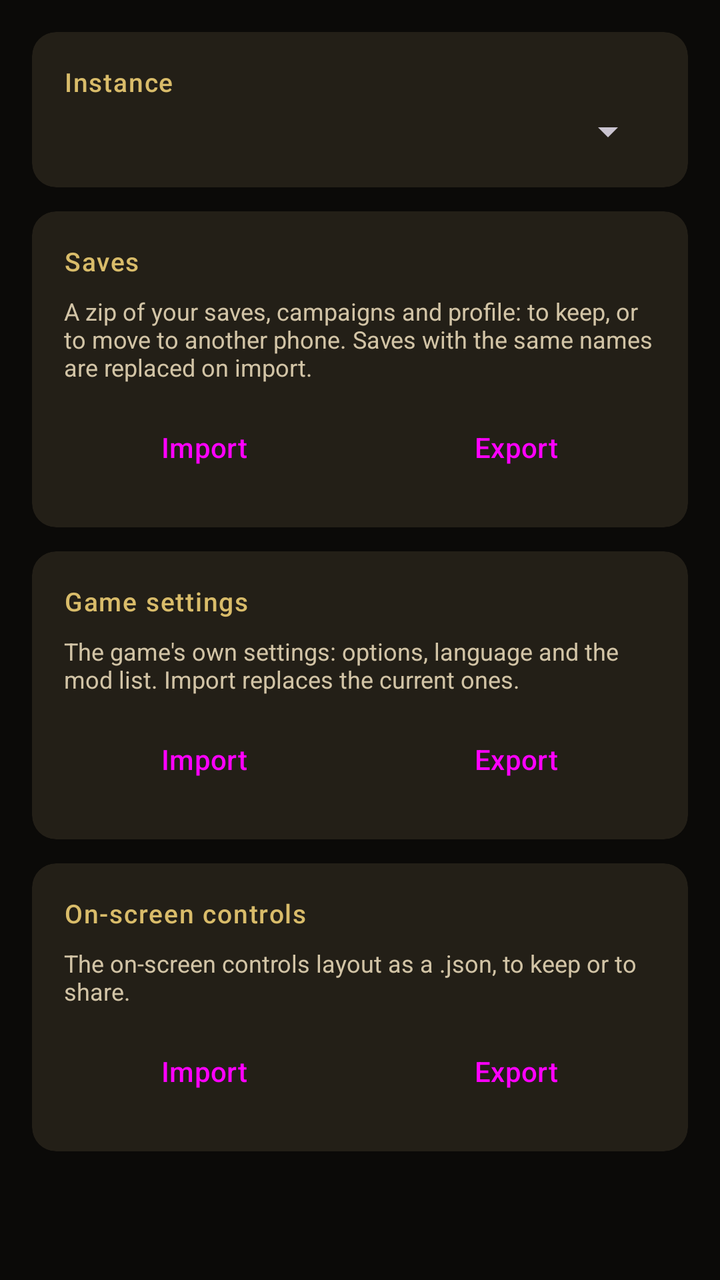
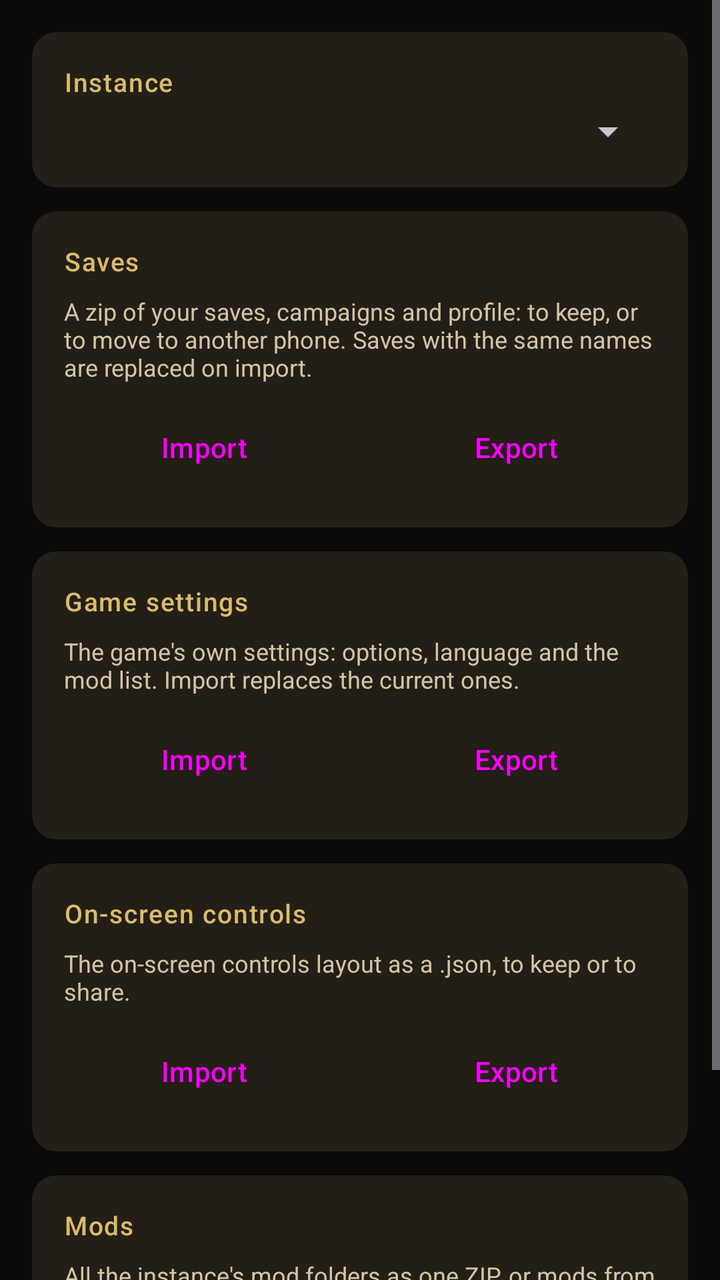

Compare the two renders of this Android layout. The source of the first and the diff that turns it into the second are given below.
<!-- AndroidManifest.xml: application theme AppTheme -->
<!-- res/layout/fragment_transfer.xml -->
<?xml version="1.0" encoding="utf-8"?>
<ScrollView xmlns:android="http://schemas.android.com/apk/res/android"
    android:layout_width="match_parent"
    android:layout_height="match_parent">

    <LinearLayout
        android:layout_width="match_parent"
        android:layout_height="wrap_content"
        android:orientation="vertical"
        android:paddingTop="16dp"
        android:paddingBottom="8dp">

        
        <com.google.android.material.card.MaterialCardView
            style="@style/AppTheme.TransferCard"
            android:layout_width="match_parent"
            android:layout_height="wrap_content">

            <LinearLayout
                android:layout_width="match_parent"
                android:layout_height="wrap_content"
                android:orientation="vertical"
                android:padding="16dp">

                <TextView
                    style="@style/AppTheme.TransferCardTitle"
                    android:text="@string/transfer_instance" />

                <Spinner
                    android:id="@+id/sp_transfer_instance"
                    android:layout_width="match_parent"
                    android:layout_height="wrap_content" />
            </LinearLayout>
        </com.google.android.material.card.MaterialCardView>

        
        <com.google.android.material.card.MaterialCardView
            style="@style/AppTheme.TransferCard"
            android:layout_width="match_parent"
            android:layout_height="wrap_content">

            <LinearLayout
                android:layout_width="match_parent"
                android:layout_height="wrap_content"
                android:orientation="vertical"
                android:padding="16dp">

                <TextView
                    style="@style/AppTheme.TransferCardTitle"
                    android:text="@string/transfer_saves" />

                <TextView
                    style="@style/AppTheme.TransferCardHint"
                    android:text="@string/syx_transfer_saves_hint" />

                <LinearLayout style="@style/AppTheme.TransferButtonRow">

                    <Button
                        android:id="@+id/btn_transfer_saves_import"
                        style="@style/AppTheme.TransferButton"
                        android:text="@string/transfer_import" />

                    <Button
                        android:id="@+id/btn_transfer_saves_export"
                        style="@style/AppTheme.TransferButton.Outlined"
                        android:text="@string/transfer_export" />
                </LinearLayout>
            </LinearLayout>
        </com.google.android.material.card.MaterialCardView>

        
        <com.google.android.material.card.MaterialCardView
            style="@style/AppTheme.TransferCard"
            android:layout_width="match_parent"
            android:layout_height="wrap_content">

            <LinearLayout
                android:layout_width="match_parent"
                android:layout_height="wrap_content"
                android:orientation="vertical"
                android:padding="16dp">

                <TextView
                    style="@style/AppTheme.TransferCardTitle"
                    android:text="@string/transfer_settings" />

                <TextView
                    style="@style/AppTheme.TransferCardHint"
                    android:text="@string/syx_transfer_settings_hint" />

                <LinearLayout style="@style/AppTheme.TransferButtonRow">

                    <Button
                        android:id="@+id/btn_transfer_settings_import"
                        style="@style/AppTheme.TransferButton"
                        android:text="@string/transfer_import" />

                    <Button
                        android:id="@+id/btn_transfer_settings_export"
                        style="@style/AppTheme.TransferButton.Outlined"
                        android:text="@string/transfer_export" />
                </LinearLayout>
            </LinearLayout>
        </com.google.android.material.card.MaterialCardView>

        
        <com.google.android.material.card.MaterialCardView
            style="@style/AppTheme.TransferCard"
            android:layout_width="match_parent"
            android:layout_height="wrap_content">

            <LinearLayout
                android:layout_width="match_parent"
                android:layout_height="wrap_content"
                android:orientation="vertical"
                android:padding="16dp">

                <TextView
                    style="@style/AppTheme.TransferCardTitle"
                    android:text="@string/transfer_controls" />

                <TextView
                    style="@style/AppTheme.TransferCardHint"
                    android:text="@string/syx_transfer_controls_hint" />

                <LinearLayout style="@style/AppTheme.TransferButtonRow">

                    <Button
                        android:id="@+id/btn_transfer_controls_import"
                        style="@style/AppTheme.TransferButton"
                        android:text="@string/transfer_import" />

                    <Button
                        android:id="@+id/btn_transfer_controls_export"
                        style="@style/AppTheme.TransferButton.Outlined"
                        android:text="@string/transfer_export" />
                </LinearLayout>
            </LinearLayout>
        </com.google.android.material.card.MaterialCardView>
    </LinearLayout>
</ScrollView>
<!-- resources referenced by this layout -->
<resources>
  <string name="syx_transfer_controls_hint">The on-screen controls layout as a .json, to keep or to share.</string>
  <string name="syx_transfer_saves_hint">A zip of your saves, campaigns and profile: to keep, or to move to another phone. Saves with the same names are replaced on import.</string>
  <string name="syx_transfer_settings_hint">The game\'s own settings: options, language and the mod list. Import replaces the current ones.</string>
  <string name="transfer_controls">On-screen controls</string>
  <string name="transfer_export">Export</string>
  <string name="transfer_import">Import</string>
  <string name="transfer_instance">Instance</string>
  <string name="transfer_saves">Saves</string>
  <string name="transfer_settings">Game settings</string>
  <color name="deephall_lilac">#D9BC6A</color>
  <color name="deephall_on_lilac">#2A2006</color>
  <color name="deephall_lilac_dark">#5A4719</color>
  <color name="deephall_cream">#F7E2A8</color>
  <color name="md_theme_secondary">#B89E73</color>
  <color name="md_theme_onSecondary">#2E220E</color>
  <color name="md_theme_secondaryContainer">#4A3827</color>
  <color name="md_theme_onSecondaryContainer">#EBD9B8</color>
  <color name="md_theme_tertiary">#C8C4E8</color>
  <color name="md_theme_onTertiary">#2A2846</color>
  <color name="md_theme_tertiaryContainer">#403E5E</color>
  <color name="md_theme_onTertiaryContainer">#E4E0FF</color>
  <color name="md_theme_error">#FFB4AB</color>
  <color name="md_theme_onError">#690005</color>
  <color name="md_theme_errorContainer">#93000A</color>
  <color name="md_theme_onErrorContainer">#FFDAD6</color>
  <color name="md_theme_background">#0B0A08</color>
  <color name="md_theme_onBackground">#ECE2CC</color>
  <color name="md_theme_surface">#0B0A08</color>
  <color name="md_theme_onSurface">#ECE2CC</color>
  <color name="md_theme_surfaceVariant">#2A241A</color>
  <color name="md_theme_onSurfaceVariant">#D2C4A6</color>
  <color name="md_theme_outlineVariant">#4A3F2C</color>
  <color name="md_theme_inverseSurface">#ECE2CC</color>
  <color name="md_theme_inverseOnSurface">#2A251C</color>
  <color name="md_theme_inversePrimary">#735C1E</color>
  <color name="md_theme_primaryFixed">#F7E2A8</color>
  <color name="md_theme_onPrimaryFixed">#241A00</color>
  <color name="md_theme_primaryFixedDim">#D9BC6A</color>
  <color name="md_theme_onPrimaryFixedVariant">#5A4719</color>
  <color name="md_theme_secondaryFixed">#F2E0BF</color>
  <color name="md_theme_onSecondaryFixed">#251A07</color>
  <color name="md_theme_secondaryFixedDim">#D5C3A0</color>
  <color name="md_theme_onSecondaryFixedVariant">#4A3827</color>
  <color name="md_theme_tertiaryFixed">#E4E0FF</color>
  <color name="md_theme_onTertiaryFixed">#16143A</color>
  <color name="md_theme_tertiaryFixedDim">#C8C4E8</color>
  <color name="md_theme_onTertiaryFixedVariant">#403E5E</color>
  <color name="md_theme_surfaceDim">#0B0A08</color>
  <color name="md_theme_surfaceBright">#332D22</color>
  <color name="md_theme_surfaceContainerLowest">#060504</color>
  <color name="md_theme_surfaceContainerLow">#141210</color>
  <color name="md_theme_surfaceContainer">#19160F</color>
  <color name="md_theme_surfaceContainerHigh">#231F17</color>
  <color name="md_theme_surfaceContainerHighest">#2E291F</color>
  <style name="AppTheme.Button" parent="Widget.Material3.Button">
          <item name="android:minWidth">0dp</item>
          <item name="android:paddingStart">24dp</item>
          <item name="android:paddingEnd">24dp</item>
      </style>
  <style name="AppTheme.NavigationView.ItemText" parent="TextAppearance.Material3.LabelLarge">
          <item name="android:textSize">13sp</item>
      </style>
  <!-- unchanged entries left out for length: 8 -->
</resources>

<!-- the commit's change to res/layout/fragment_transfer.xml (unified diff, before → after) -->
@@ -137,5 +137,40 @@
                 </LinearLayout>
             </LinearLayout>
         </com.google.android.material.card.MaterialCardView>
+
+        
+        <com.google.android.material.card.MaterialCardView
+            style="@style/AppTheme.TransferCard"
+            android:layout_width="match_parent"
+            android:layout_height="wrap_content">
+
+            <LinearLayout
+                android:layout_width="match_parent"
+                android:layout_height="wrap_content"
+                android:orientation="vertical"
+                android:padding="16dp">
+
+                <TextView
+                    style="@style/AppTheme.TransferCardTitle"
+                    android:text="@string/nav_mods" />
+
+                <TextView
+                    style="@style/AppTheme.TransferCardHint"
+                    android:text="@string/syx_transfer_mods_hint" />
+
+                <LinearLayout style="@style/AppTheme.TransferButtonRow">
+
+                    <Button
+                        android:id="@+id/btn_transfer_mods_import"
+                        style="@style/AppTheme.TransferButton"
+                        android:text="@string/transfer_import" />
+
+                    <Button
+                        android:id="@+id/btn_transfer_mods_export"
+                        style="@style/AppTheme.TransferButton.Outlined"
+                        android:text="@string/transfer_export" />
+                </LinearLayout>
+            </LinearLayout>
+        </com.google.android.material.card.MaterialCardView>
     </LinearLayout>
 </ScrollView>
<!-- resource entries referenced after the edit -->
@@ -1,6 +1,8 @@
 <!-- resources referenced by this layout -->
 <resources>
+  <string name="nav_mods">Mods</string>
   <string name="syx_transfer_controls_hint">The on-screen controls layout as a .json, to keep or to share.</string>
+  <string name="syx_transfer_mods_hint">All the instance\'s mod folders as one ZIP, or mods from a ZIP (one or several, from mod.io or exported here). Which mods are on is part of the game settings.</string>
   <string name="syx_transfer_saves_hint">A zip of your saves, campaigns and profile: to keep, or to move to another phone. Saves with the same names are replaced on import.</string>
   <string name="syx_transfer_settings_hint">The game\'s own settings: options, language and the mod list. Import replaces the current ones.</string>
   <string name="transfer_controls">On-screen controls</string>
